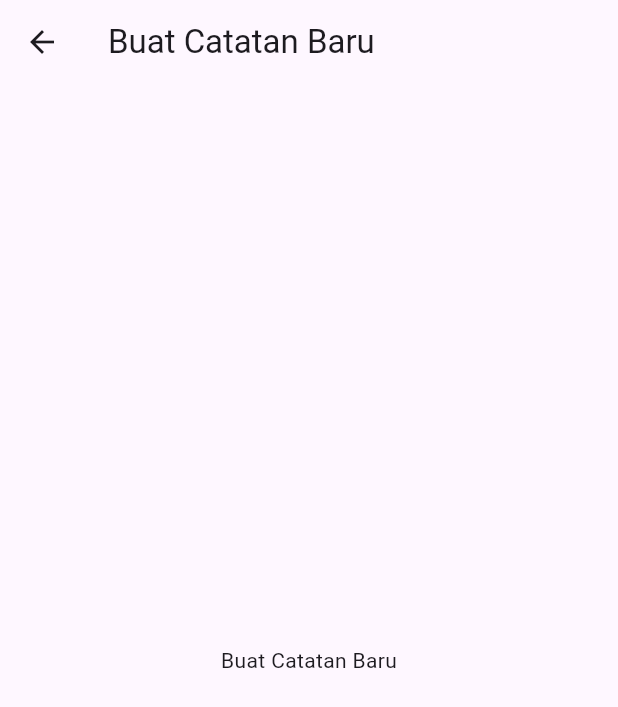
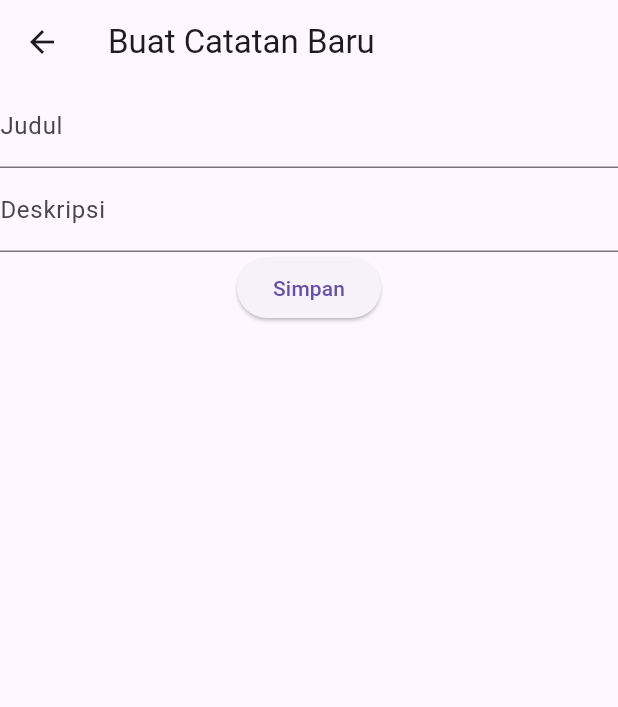
Before and after one commit to it-yudharta/mobile25a, a Flutter app: the NoteEditPage screen opened by its route, on a phone screen of 412 x 824 dp. Shown: the top 707 px of the screen. Run offline on Flutter 3.47's test engine with Material 3 defaults, Android fonts, the phone set to English and light mode, and no system bars; our stand-ins replace supabase_flutter; accounts and stored records are empty.

Commit message:
create notes

```diff
--- a/lib/pages/note_edit_page.dart
+++ b/lib/pages/note_edit_page.dart
@@ -1,13 +1,66 @@
 import 'package:flutter/material.dart';
+import 'package:supabase_flutter/supabase_flutter.dart';
 
-class NoteEditPage extends StatelessWidget {
+class NoteEditPage extends StatefulWidget {
   const NoteEditPage({super.key});
+
+  @override
+  State<NoteEditPage> createState() => _NoteEditPageState();
+}
+
+class _NoteEditPageState extends State<NoteEditPage> {
+  final _formKey = GlobalKey<FormState>();
+  String title = '';
+  String description = '';
+
+  Future save() async {
+    if (_formKey.currentState!.validate()) {
+      final supabase = Supabase.instance.client;
+
+      // Simpan catatan ke database
+      await supabase.from('notes').insert({
+        'title': title,
+        'description': description,
+      });
+
+      Navigator.pop(context);
+    }
+  }
 
   @override
   Widget build(BuildContext context) {
     return Scaffold(
       appBar: AppBar(title: const Text("Buat Catatan Baru")),
-      body: Center(child: Text("Buat Catatan Baru")),
+      body: Form(
+        key: _formKey,
+        child: Column(
+          children: [
+            TextFormField(
+              decoration: const InputDecoration(labelText: 'Judul'),
+              validator: (value) {
+                if (value == null || value.isEmpty) {
+                  return 'Judul tidak boleh kosong';
+                }
+                return null;
+              },
+              onChanged: (value) {
+                setState(() {
+                  title = value;
+                });
+              },
+            ),
+            TextFormField(
+              decoration: const InputDecoration(labelText: 'Deskripsi'),
+              onChanged: (value) {
+                setState(() {
+                  description = value;
+                });
+              },
+            ),
+            ElevatedButton(onPressed: save, child: const Text('Simpan')),
+          ],
+        ),
+      ),
     );
   }
 }
```
